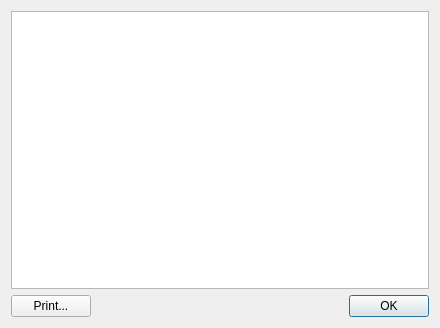
Above: previewdialog.ui from domoritz/drummy before the change. Below: the same form after it.
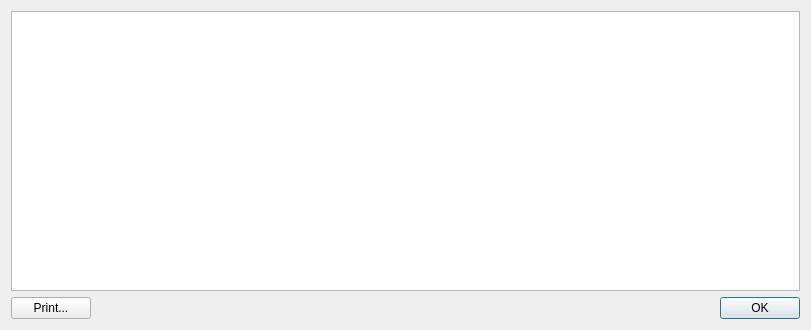
That is the form after the change.

Diff of the .ui file:
```diff
--- a/previewdialog.ui
+++ b/previewdialog.ui
@@ -6,8 +6,8 @@
    <rect>
     <x>0</x>
     <y>0</y>
-    <width>440</width>
-    <height>328</height>
+    <width>811</width>
+    <height>330</height>
    </rect>
   </property>
   <property name="windowTitle">
```
